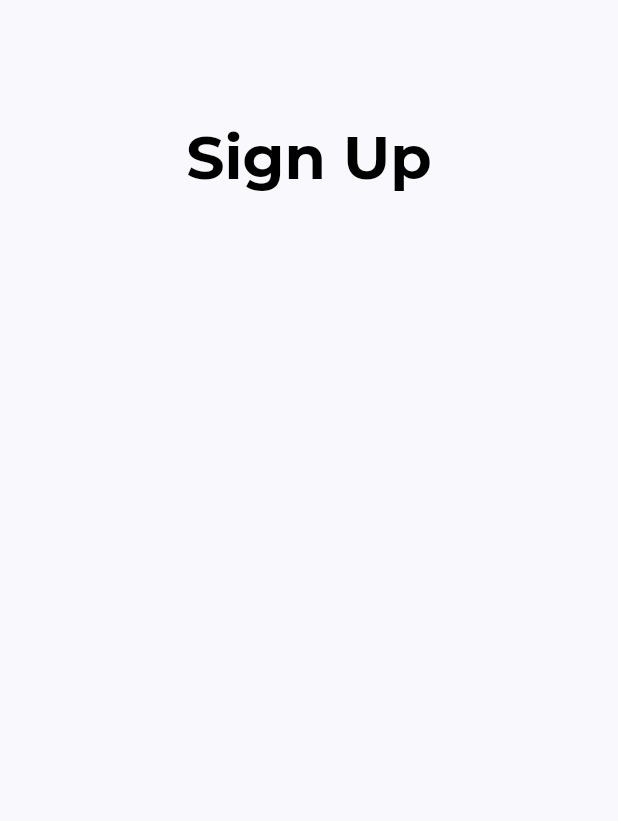
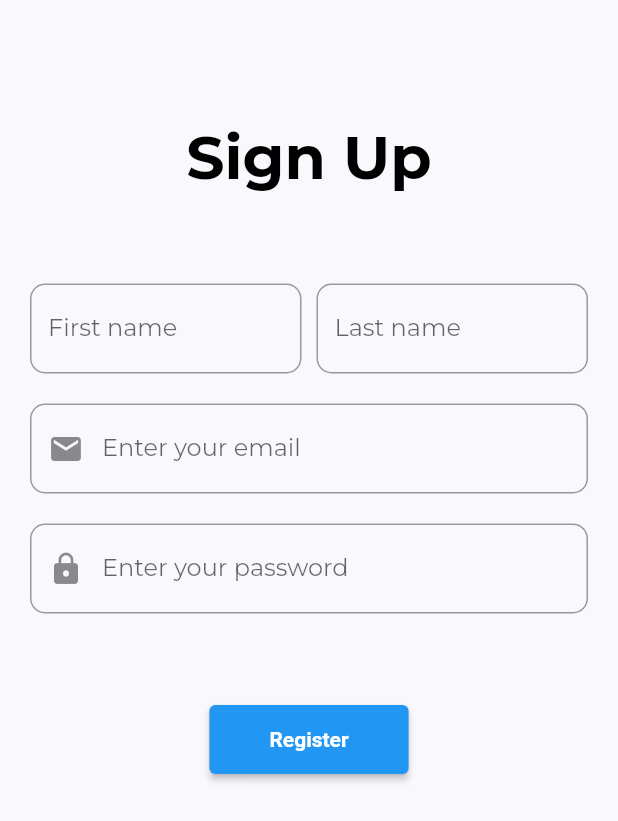
Before and after one commit to mustafiz012/InitFlutter, a Flutter app: the screen it shows after launch, after a tap on "Sign In", after a tap on "Create an account", on a phone screen of 412 x 824 dp. Shown: the top 821 px of the screen. Run offline on Flutter 3.47's test engine with Material 2 defaults, Android fonts, the phone set to English and light mode, and no system bars; our stand-ins replace email_validator, flutter_svg.

Commit message:
User registration screen done

```diff
--- a/lib/constants.dart
+++ b/lib/constants.dart
@@ -6,3 +6,7 @@ const kTextColor = Color(0xFF3C4046);
 const kBackgroundColor = Color(0xFFF9F8FD);
 
 const double kDefaultPadding = 20.0;
+const double kDefaultCircularBorderRadius = 10.0;
+const double kDefaultSpaceHeight = 20.0;
+const double kPadding10 = 10.0;
+const double kPadding60 = 60.0;
--- a/lib/route_generator.dart
+++ b/lib/route_generator.dart
@@ -30,7 +30,7 @@ class RouteGenerator {
       case routes.kUserRegistrationRoute:
         screen = const UserRegistration();
         return _routePage(screen, settings);
-      case routes.kLocationsRoute:
+      case routes.kLocationListRoute:
         screen = Locations('Locations');
         return _routePage(screen, settings);
       case routes.kHomeScreenRoute:
--- a/lib/routes.dart
+++ b/lib/routes.dart
@@ -1,5 +1,5 @@
 const kUserLoginRoute = '/';
 const kUserRegistrationRoute = '/user_registration';
 const kHomeScreenRoute = '/home_screen';
-const kLocationsRoute = '/locations';
+const kLocationListRoute = '/location_list';
 const kLocationDetailsRoute = '/location_details';
--- a/lib/screens/login/user_login.dart
+++ b/lib/screens/login/user_login.dart
@@ -1,7 +1,7 @@
 import 'package:email_validator/email_validator.dart';
 import 'package:flutter/material.dart';
-import 'package:fluttering/screens/location_list/location_list.dart';
 
+import '../../constants.dart' as constants;
 import '../../routes.dart' as routes;
 
 class UserLogin extends StatefulWidget {
@@ -22,20 +22,20 @@ class _UserLoginState extends State<UserLogin> {
         body: ListView(
           children: [
             Container(
-              padding: const EdgeInsets.all(20),
+              padding: const EdgeInsets.all(constants.kDefaultPadding),
               child: Column(
                 mainAxisAlignment: MainAxisAlignment.center,
                 crossAxisAlignment: CrossAxisAlignment.center,
                 children: <Widget>[
                   const SizedBox(
-                    height: 60,
+                    height: constants.kPadding60,
                   ),
                   const Text(
                     'Sign In',
                     style: TextStyle(fontWeight: FontWeight.bold, fontSize: 40),
                   ),
                   const SizedBox(
-                    height: 60,
+                    height: constants.kPadding60,
                   ),
                   Form(
                     key: _formKey,
@@ -51,12 +51,13 @@ class _UserLoginState extends State<UserLogin> {
                             hintText: "Enter your email",
                             prefixIcon: const Icon(Icons.email),
                             border: OutlineInputBorder(
-                              borderRadius: BorderRadius.circular(10),
+                              borderRadius: BorderRadius.circular(
+                                  constants.kDefaultCircularBorderRadius),
                             ),
                           ),
                         ),
                         const SizedBox(
-                          height: 20,
+                          height: constants.kDefaultSpaceHeight,
                         ),
                         TextFormField(
                           validator: (value) {
@@ -72,7 +73,8 @@ class _UserLoginState extends State<UserLogin> {
                             prefixIcon: const Icon(Icons.lock),
                             hintText: 'Enter your password',
                             border: OutlineInputBorder(
-                              borderRadius: BorderRadius.circular(10),
+                              borderRadius: BorderRadius.circular(
+                                  constants.kDefaultCircularBorderRadius),
                             ),
                           ),
                         ),
@@ -89,16 +91,13 @@ class _UserLoginState extends State<UserLogin> {
                           controlAffinity: ListTileControlAffinity.leading,
                         ),
                         const SizedBox(
-                          height: 20,
+                          height: constants.kDefaultSpaceHeight,
                         ),
                         ElevatedButton(
                           onPressed: () {
                             if (_formKey.currentState!.validate()) {
-                              Navigator.pushReplacement(
-                                  context,
-                                  MaterialPageRoute(
-                                      builder: (context) =>
-                                          Locations('Locations')));
+                              Navigator.popAndPushNamed(
+                                  context, routes.kLocationListRoute);
                             }
                           },
                           style: ElevatedButton.styleFrom(
@@ -112,7 +111,7 @@ class _UserLoginState extends State<UserLogin> {
                           ),
                         ),
                         const SizedBox(
-                          height: 20,
+                          height: constants.kDefaultSpaceHeight,
                         ),
                         Row(
                           mainAxisAlignment: MainAxisAlignment.center,
@@ -120,7 +119,7 @@ class _UserLoginState extends State<UserLogin> {
                             const Text('Not registered yet?'),
                             TextButton(
                                 onPressed: () {
-                                  Navigator.pushNamed(
+                                  Navigator.popAndPushNamed(
                                       context, routes.kUserRegistrationRoute);
                                 },
                                 child: const Text('Create an account')),
--- a/lib/screens/register/user_registration.dart
+++ b/lib/screens/register/user_registration.dart
@@ -1,4 +1,6 @@
+import 'package:email_validator/email_validator.dart';
 import 'package:flutter/material.dart';
+import '../../routes.dart' as routes;
 
 import '../../constants.dart' as constants;
 
@@ -19,18 +21,127 @@ class _UserRegistrationState extends State<UserRegistration> {
       body: ListView(
         children: [
           Container(
-            padding: const EdgeInsets.all(20),
+            padding: const EdgeInsets.all(constants.kDefaultPadding),
             child: Column(
               mainAxisAlignment: MainAxisAlignment.center,
               crossAxisAlignment: CrossAxisAlignment.center,
               children: <Widget>[
-                SizedBox(
-                  height: 60,
+                const SizedBox(
+                  height: constants.kPadding60,
                 ),
-                Text(
+                const Text(
                   'Sign Up',
                   style: TextStyle(fontWeight: FontWeight.bold, fontSize: 40),
-                )
+                ),
+                const SizedBox(
+                  height: constants.kPadding60,
+                ),
+                Form(
+                    key: _formKey,
+                    child: Column(
+                      children: [
+                        Row(
+                          children: [
+                            Expanded(
+                                child: TextFormField(
+                              validator: (value) {
+                                if (value == null || value.isEmpty) {
+                                  return 'First name missing';
+                                } else {
+                                  return null;
+                                }
+                              },
+                              maxLines: 1,
+                              decoration: InputDecoration(
+                                hintText: 'First name',
+                                border: OutlineInputBorder(
+                                  borderRadius: BorderRadius.circular(
+                                      constants.kDefaultCircularBorderRadius),
+                                ),
+                              ),
+                            )),
+                            const SizedBox(
+                              width: constants.kPadding10,
+                            ),
+                            Expanded(
+                                child: TextFormField(
+                              validator: (value) {
+                                if (value == null || value.isEmpty) {
+                                  return 'Last name missing';
+                                } else {
+                                  return null;
+                                }
+                              },
+                              maxLines: 1,
+                              decoration: InputDecoration(
+                                  hintText: 'Last name',
+                                  border: OutlineInputBorder(
+                                      borderRadius: BorderRadius.circular(
+                                          constants
+                                              .kDefaultCircularBorderRadius))),
+                            ))
+                          ],
+                        ),
+                        const SizedBox(
+                          height: constants.kDefaultSpaceHeight,
+                        ),
+                        TextFormField(
+                          validator: (email) => EmailValidator.validate(email!)
+                              ? null
+                              : 'Please enter a valid email',
+                          maxLines: 1,
+                          autofillHints: const [AutofillHints.email],
+                          decoration: InputDecoration(
+                              hintText: 'Enter your email',
+                              prefixIcon: const Icon(Icons.email),
+                              border: OutlineInputBorder(
+                                  borderRadius: BorderRadius.circular(
+                                      constants.kDefaultCircularBorderRadius))),
+                        ),
+                        const SizedBox(
+                          height: constants.kDefaultSpaceHeight,
+                        ),
+                        TextFormField(
+                          validator: (password) {
+                            if (password == null || password.isEmpty) {
+                              return 'Please enter your password';
+                            } else {
+                              return null;
+                            }
+                          },
+                          maxLines: 1,
+                          decoration: InputDecoration(
+                              hintText: 'Enter your password',
+                              prefixIcon: const Icon(Icons.lock),
+                              border: OutlineInputBorder(
+                                  borderRadius: BorderRadius.circular(
+                                      constants.kDefaultCircularBorderRadius))),
+                        ),
+                        const SizedBox(
+                          height: constants.kPadding60,
+                        ),
+                        ElevatedButton(
+                          onPressed: () {
+                            if (_formKey.currentState!.validate()) {
+                              Navigator.popAndPushNamed(
+                                  context, routes.kLocationListRoute);
+                            }
+                          },
+                          style: ElevatedButton.styleFrom(
+                              padding:
+                                  const EdgeInsets.fromLTRB(40, 15, 40, 15)),
+                          child: const Text(
+                            'Register',
+                            style: TextStyle(
+                              fontWeight: FontWeight.bold,
+                            ),
+                          ),
+                        ),
+                        const SizedBox(
+                          height: constants.kPadding60,
+                        )
+                      ],
+                    ))
               ],
             ),
           )
```
